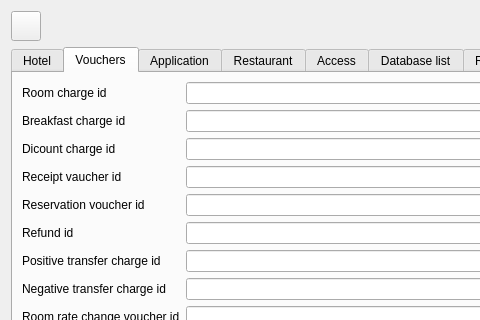
This is Resort/wglobaldbconfig.ui in End1-1/Resort as Qt 5 draws it before an edit; both pictures show x 0 to 480 and y 0 to 320 of the 863 by 774 pixel window. The edited form follows.
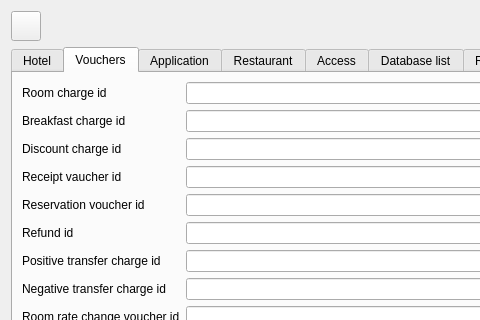
This is the edited form. The open tabs and pages were chosen to show the change. Icons and pictures are not drawn. Custom widgets are drawn as their Qt base class.

Diff of the .ui file:
```diff
--- a/Resort/wglobaldbconfig.ui
+++ b/Resort/wglobaldbconfig.ui
@@ -636,7 +636,7 @@
        <item row="2" column="1">
         <widget class="QLabel" name="label_16">
          <property name="text">
-          <string>Dicount charge id</string>
+          <string>Discount charge id</string>
          </property>
         </widget>
        </item>
```
